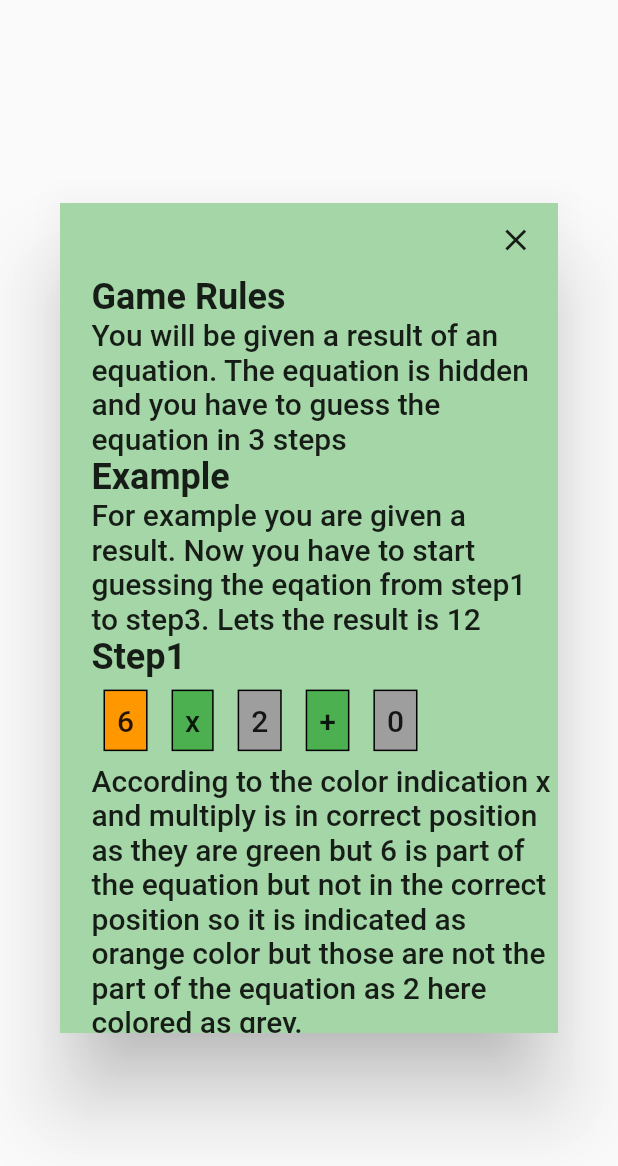
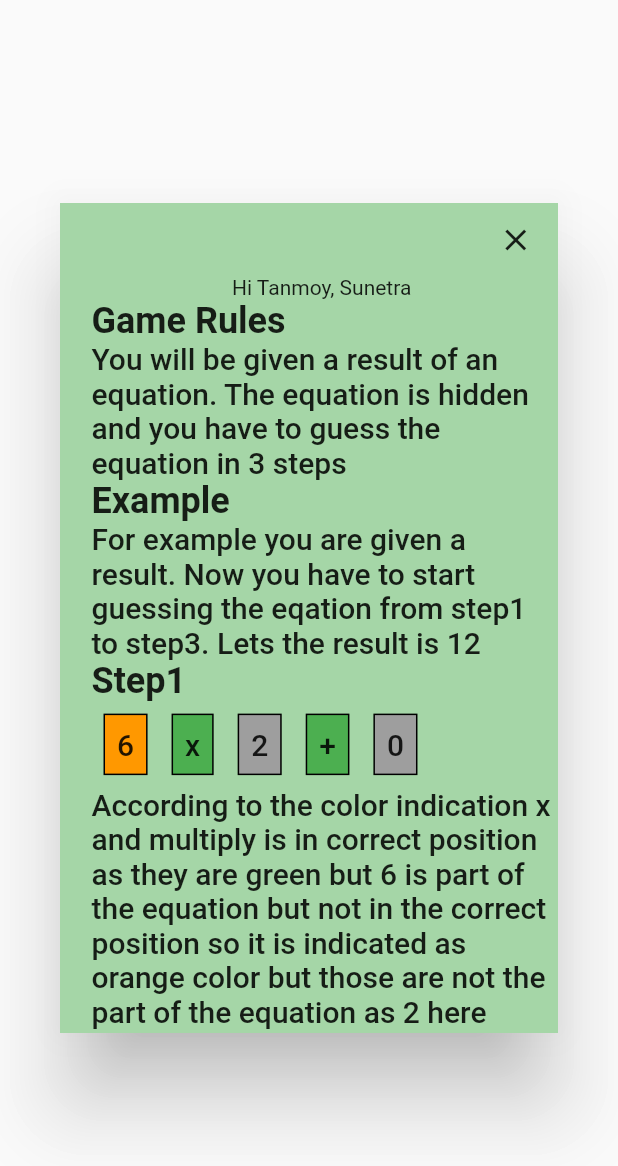
Before and after one commit to sabirklm/BODMAS-TEAM-MAS404, a Flutter app: the screen it shows after launch, on a phone screen of 412 x 824 dp. Shown: the top 1166 px of the screen. Run offline on Flutter 3.47's test engine with Material 2 defaults, Android fonts, the phone set to English and light mode, and no system bars; our stand-ins replace confetti, firebase_analytics, firebase_core, get, math_expressions; accounts and stored records are empty.

Commit message:
message done

```diff
--- a/lib/pages/home_page.dart
+++ b/lib/pages/home_page.dart
@@ -584,7 +584,7 @@ class _HomePageState extends State<HomePage> {
                                                         Navigator.pop(context);
                                                       },
                                                       name:
-                                                          "Oops!!😕Try again😕",
+                                                          "Oops!!😕\nTry again",
                                                     )
                                                   ],
                                                 ));
--- a/lib/pages/rules_page.dart
+++ b/lib/pages/rules_page.dart
@@ -37,6 +37,7 @@ class RulesPage extends StatelessWidget {
                   ),
                 ),
               ),
+              Text("Hi Tanmoy, Sunetra"),
               Align(
                 alignment: Alignment.topLeft,
                 child: RichText(
```
